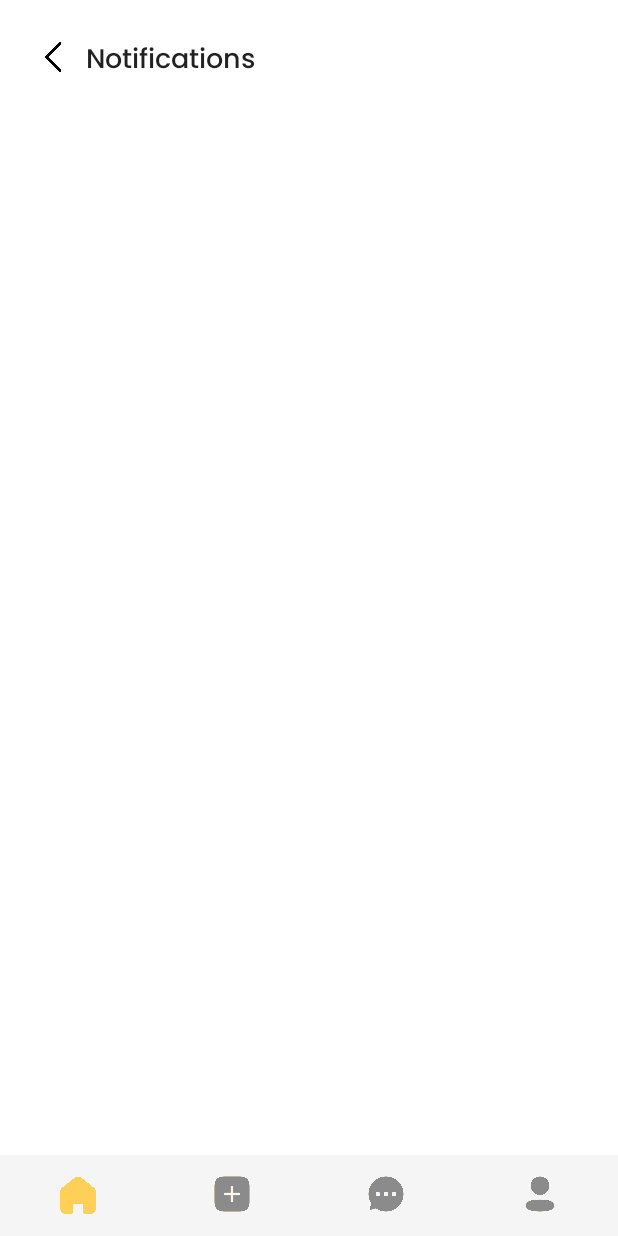
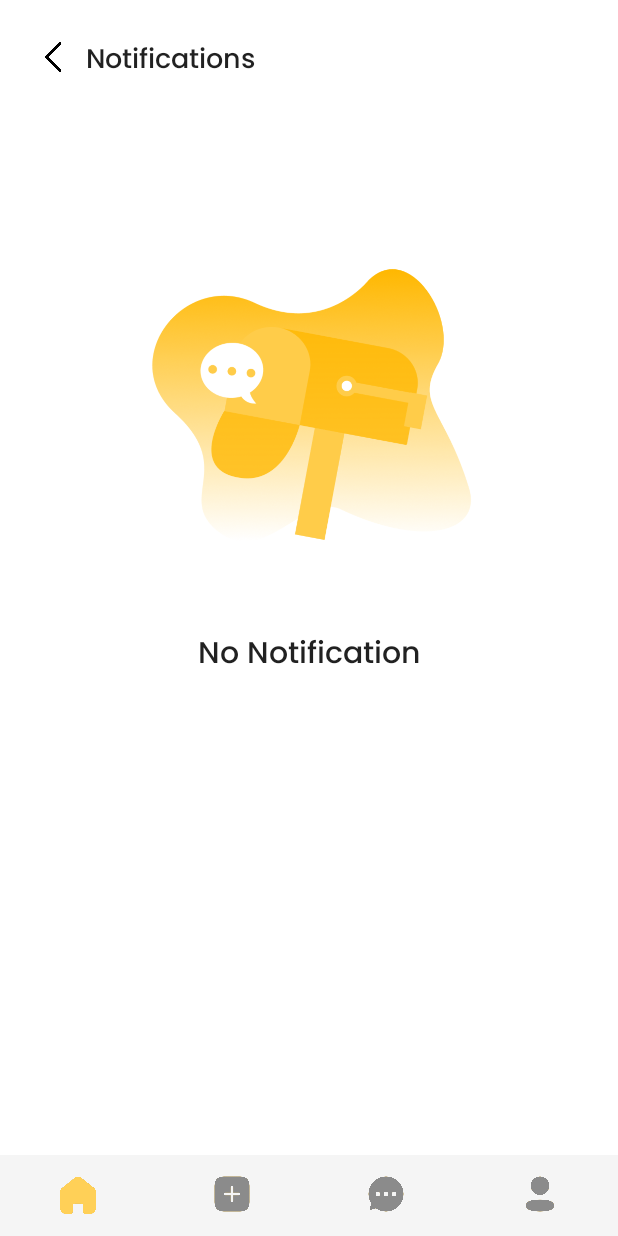
Before and after one commit to bhaskarblur/Justsell, an Android app: the fragment notiFragment placed in its activity, on a phone screen of 412 x 824 dp. Run offline under Robolectric (Android 15) with nearby library versions, the phone set to English and light mode, and no system bars; our stand-ins replace Picasso; pictures from the network do not load.

Commit message:
6th Update

```diff
--- a/app/src/main/res/layout/fragment_noti.xml
+++ b/app/src/main/res/layout/fragment_noti.xml
@@ -32,12 +32,39 @@
         app:layout_constraintStart_toStartOf="parent"
         app:layout_constraintTop_toTopOf="parent" />
 
+    <ImageView
+        android:id="@+id/nonotiimg"
+        android:layout_width="match_parent"
+        android:layout_height="300dp"
+        android:layout_marginStart="70dp"
+        android:layout_marginTop="120dp"
+        android:layout_marginEnd="70dp"
+        android:src="@drawable/nonotiimg"
+        app:layout_constraintEnd_toEndOf="parent"
+        app:layout_constraintStart_toStartOf="parent"
+        app:layout_constraintTop_toTopOf="parent" />
+
+    <TextView
+        android:id="@+id/nonotitxt"
+        android:layout_width="wrap_content"
+        android:layout_height="wrap_content"
+        android:fontFamily="@font/poppins_medium"
+        android:text="No Notification"
+        android:textColor="?android:textColorPrimary"
+        android:textSize="20sp"
+        android:visibility="visible"
+        app:layout_constraintEnd_toEndOf="parent"
+        app:layout_constraintStart_toStartOf="parent"
+        app:layout_constraintTop_toBottomOf="@+id/nonotiimg" />
+
     <androidx.recyclerview.widget.RecyclerView
+        android:id="@+id/notirec"
         android:layout_width="match_parent"
         android:layout_height="0dp"
         android:layout_marginStart="5dp"
         android:layout_marginTop="20dp"
         android:layout_marginEnd="5dp"
+        android:visibility="invisible"
         app:layout_constraintBottom_toBottomOf="parent"
         app:layout_constraintEnd_toEndOf="parent"
         app:layout_constraintStart_toStartOf="parent"
--- a/app/src/main/res/layout/fragment_search.xml
+++ b/app/src/main/res/layout/fragment_search.xml
@@ -44,7 +44,7 @@
         android:text="Nothing Found"
         android:textColor="?android:textColorPrimary"
         android:textSize="20sp"
-        android:visibility="invisible"
+        android:visibility="visible"
         app:layout_constraintEnd_toEndOf="parent"
         app:layout_constraintStart_toStartOf="parent"
         app:layout_constraintTop_toBottomOf="@+id/notfoundimg" />
@@ -87,7 +87,7 @@
         android:layout_marginTop="30dp"
         android:layout_marginEnd="70dp"
         android:src="@drawable/notfoundimg"
-        android:visibility="invisible"
+        android:visibility="visible"
         app:layout_constraintEnd_toEndOf="parent"
         app:layout_constraintStart_toStartOf="parent"
         app:layout_constraintTop_toBottomOf="@+id/textView12" />
@@ -97,6 +97,7 @@
         android:layout_width="match_parent"
         android:layout_height="0dp"
         android:layout_marginTop="15dp"
+        android:visibility="invisible"
         app:layout_constraintBottom_toBottomOf="parent"
         app:layout_constraintEnd_toEndOf="parent"
         app:layout_constraintStart_toStartOf="parent"
```
Also changed, not shown: app/src/main/res/drawable/nonotiimg.png.
